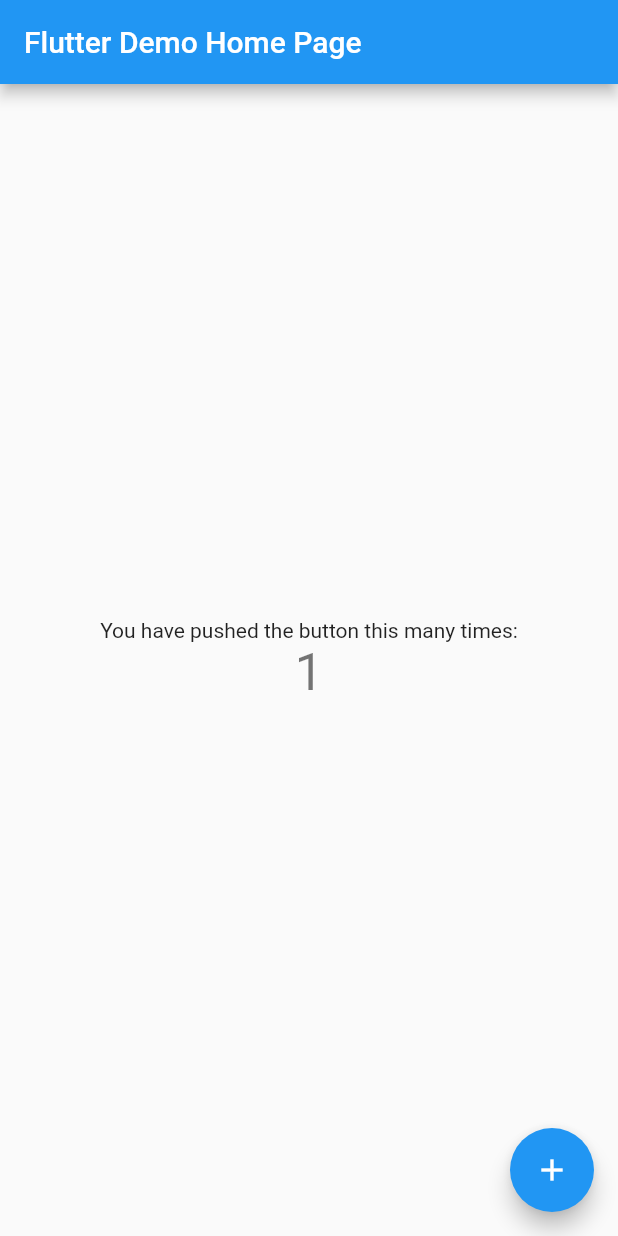
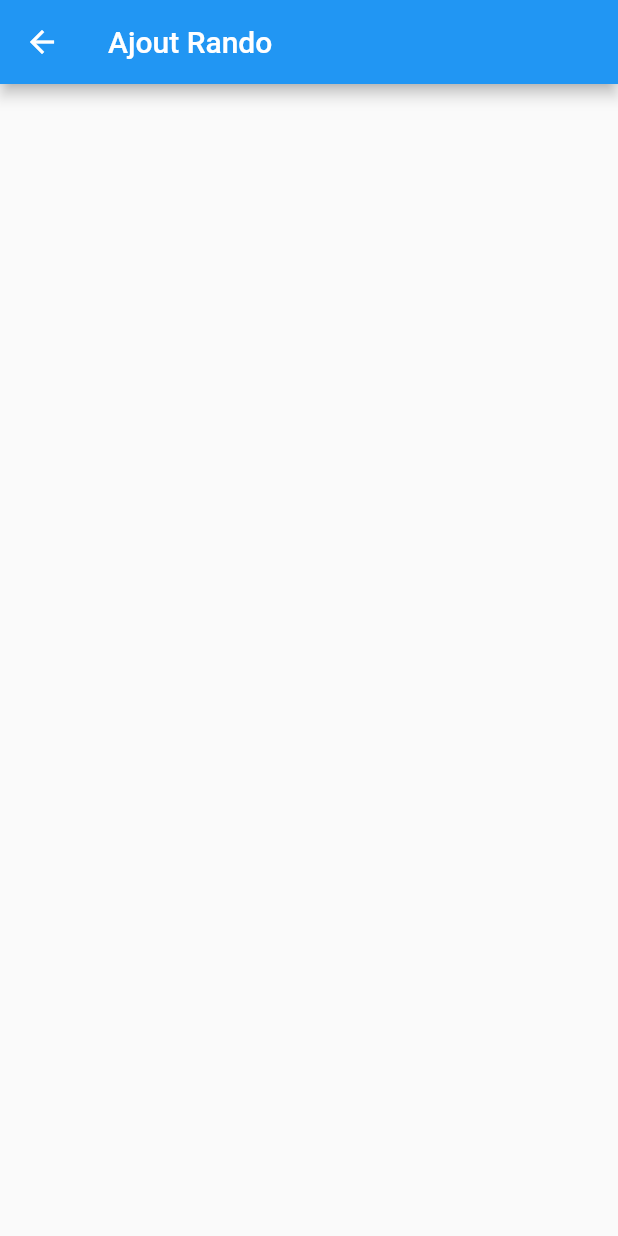
Before and after one commit to Chonli/shared-hike, a Flutter app: the screen it shows after launch, after a tap on the "add" icon, on a phone screen of 412 x 824 dp. Run offline on Flutter 3.47's test engine with Material 2 defaults, Android fonts, the phone set to English and light mode, and no system bars; our stand-ins replace cloud_firestore; accounts and stored records are empty; network calls fail.

Commit message:
Basic Firestore list hike and show detail

```diff
--- /dev/null
+++ b/lib/db/hike.dart
@@ -0,0 +1,33 @@
+import 'package:cloud_firestore/cloud_firestore.dart';
+
+class Hike {
+  String _id;
+  String _title;
+  String _description;
+  String _image;
+  int _distance;
+  int _elevation;
+  DateTime _releaseDate;
+
+  Hike(this._id, this._title, this._description, this._image, this._elevation, this._distance, this._releaseDate);
+
+  String get id => _id;
+  String get title => _title;
+  String get description => _description;
+  int get distance => _distance;
+  int get elevation => _elevation;
+  DateTime get releaseDate =>  _releaseDate;
+  String get image => _image;
+
+  Hike.fromSnapshot(DocumentSnapshot snapshot) {
+    _id = snapshot.documentID;
+    _title = snapshot['title'];
+    _description = snapshot['description'];
+    _distance = snapshot['distance'];
+    _elevation = snapshot['elevation'];
+    //_releaseDate = snapshot['release_date'];
+    _image = snapshot['image'];
+  }
+
+
+}
--- a/lib/main.dart
+++ b/lib/main.dart
@@ -1,24 +1,17 @@
 import 'package:flutter/material.dart';
 import 'package:flutter_localizations/flutter_localizations.dart';
+import 'ui/home_page.dart';
 
 void main() => runApp(MyApp());
 
 class MyApp extends StatelessWidget {
+  final String _title = 'Shared Hike';
   // This widget is the root of your application.
   @override
   Widget build(BuildContext context) {
     return MaterialApp(
-      title: 'Shared Hike',
+      title: _title,
       theme: ThemeData(
-        // This is the theme of your application.
-        //
-        // Try running your application with "flutter run". You'll see the
-        // application has a blue toolbar. Then, without quitting the app, try
-        // changing the primarySwatch below to Colors.green and then invoke
-        // "hot reload" (press "r" in the console where you ran "flutter run",
-        // or simply save your changes to "hot reload" in a Flutter IDE).
-        // Notice that the counter didn't reset back to zero; the application
-        // is not restarted.
         primarySwatch: Colors.blue,
       ),
       localizationsDelegates: [
@@ -29,92 +22,7 @@ class MyApp extends StatelessWidget {
         const Locale('en', ''),
         const Locale('fr', ''),
       ],
-      home: MyHomePage(title: 'Flutter Demo Home Page'),
+      home: HomePage(title: _title),
     );
   }
 }
-
-class MyHomePage extends StatefulWidget {
-  MyHomePage({Key key, this.title}) : super(key: key);
-
-  // This widget is the home page of your application. It is stateful, meaning
-  // that it has a State object (defined below) that contains fields that affect
-  // how it looks.
-
-  // This class is the configuration for the state. It holds the values (in this
-  // case the title) provided by the parent (in this case the App widget) and
-  // used by the build method of the State. Fields in a Widget subclass are
-  // always marked "final".
-
-  final String title;
-
-  @override
-  _MyHomePageState createState() => _MyHomePageState();
-}
-
-class _MyHomePageState extends State<MyHomePage> {
-  int _counter = 0;
-
-  void _incrementCounter() {
-    setState(() {
-      // This call to setState tells the Flutter framework that something has
-      // changed in this State, which causes it to rerun the build method below
-      // so that the display can reflect the updated values. If we changed
-      // _counter without calling setState(), then the build method would not be
-      // called again, and so nothing would appear to happen.
-      _counter++;
-    });
-  }
-
-  @override
-  Widget build(BuildContext context) {
-    // This method is rerun every time setState is called, for instance as done
-    // by the _incrementCounter method above.
-    //
-    // The Flutter framework has been optimized to make rerunning build methods
-    // fast, so that you can just rebuild anything that needs updating rather
-    // than having to individually change instances of widgets.
-    return Scaffold(
-      appBar: AppBar(
-        // Here we take the value from the MyHomePage object that was created by
-        // the App.build method, and use it to set our appbar title.
-        title: Text(widget.title),
-      ),
-      body: Center(
-        // Center is a layout widget. It takes a single child and positions it
-        // in the middle of the parent.
-        child: Column(
-          // Column is also layout widget. It takes a list of children and
-          // arranges them vertically. By default, it sizes itself to fit its
-          // children horizontally, and tries to be as tall as its parent.
-          //
-          // Invoke "debug painting" (press "p" in the console, choose the
-          // "Toggle Debug Paint" action from the Flutter Inspector in Android
-          // Studio, or the "Toggle Debug Paint" command in Visual Studio Code)
-          // to see the wireframe for each widget.
-          //
-          // Column has various properties to control how it sizes itself and
-          // how it positions its children. Here we use mainAxisAlignment to
-          // center the children vertically; the main axis here is the vertical
-          // axis because Columns are vertical (the cross axis would be
-          // horizontal).
-          mainAxisAlignment: MainAxisAlignment.center,
-          children: <Widget>[
-            Text(
-              'You have pushed the button this many times:',
-            ),
-            Text(
-              '$_counter',
-              style: Theme.of(context).textTheme.display1,
-            ),
-          ],
-        ),
-      ),
-      floatingActionButton: FloatingActionButton(
-        onPressed: _incrementCounter,
-        tooltip: 'Increment',
-        child: Icon(Icons.add),
-      ), // This trailing comma makes auto-formatting nicer for build methods.
-    );
-  }
-}
--- /dev/null
+++ b/lib/ui/add_hike_page.dart
@@ -0,0 +1,14 @@
+import 'package:flutter/material.dart';
+
+class AddHikePage extends StatelessWidget {
+  @override
+  Widget build(BuildContext context) {
+    return Scaffold(
+        appBar: AppBar(
+          title: Text('Ajout Rando'),
+        ),
+        body: Center(
+          child: Text(""),
+        ));
+  }
+}
--- /dev/null
+++ b/lib/ui/home_page.dart
@@ -0,0 +1,60 @@
+import 'package:cloud_firestore/cloud_firestore.dart';
+import 'package:flutter/material.dart';
+import 'detail_hike_page.dart';
+import 'add_hike_page.dart';
+import '../db/hike.dart';
+
+class HomePage extends StatelessWidget {
+  final String title;
+
+  HomePage({Key key, this.title}) : super(key: key);
+
+  @override
+  Widget build(BuildContext context) {
+    return Scaffold(
+      appBar: AppBar(
+        title: Text(title),
+      ),
+      body: Center(
+        child: StreamBuilder<QuerySnapshot>(
+          stream: Firestore.instance.collection('hikes').snapshots(),
+          builder: (BuildContext context, AsyncSnapshot<QuerySnapshot> snapshot) {
+            if (snapshot.hasError)
+              return new Text('Error: ${snapshot.error}');
+            switch (snapshot.connectionState) {
+              case ConnectionState.waiting: return new Text('Loading...');
+              default:
+                return new ListView(
+                  children: snapshot.data.documents.map((DocumentSnapshot document) {
+                    return new ListTile(
+                      title: new Text(document['title']),
+                      subtitle: new Text(document['description']),
+                      onTap: () {
+                        Navigator.push(
+                            context,
+                        MaterialPageRoute(builder: (context) =>
+                            DetailHikePage(Hike.fromSnapshot(document)))
+                        );
+                      },
+                    );
+                  }).toList(),
+                );
+            }
+          },
+        )
+      ),
+      floatingActionButton: FloatingActionButton(
+        onPressed: () {
+          Navigator.push(
+              context,
+              MaterialPageRoute(builder: (context) =>
+                  AddHikePage())
+          );
+        },
+        tooltip: 'Ajouter ',
+        child: Icon(Icons.add),
+      ),
+      floatingActionButtonLocation: FloatingActionButtonLocation.endFloat,
+    );
+  }
+}
--- a/pubspec.yaml
+++ b/pubspec.yaml
@@ -25,6 +25,9 @@ dependencies:
   # The following adds the Cupertino Icons font to your application.
   # Use with the CupertinoIcons class for iOS style icons.
   cupertino_icons: ^0.1.2
+  firebase_core: ^0.4.0+8
+  firebase_auth: ^0.14.0+1
+  cloud_firestore: ^0.12.9
 
 dev_dependencies:
   flutter_test:
```
Also changed, not shown: lib/ui/detail_hike_page.dart (added, +33 -0 lines), pubspec.lock, 4 other files.
